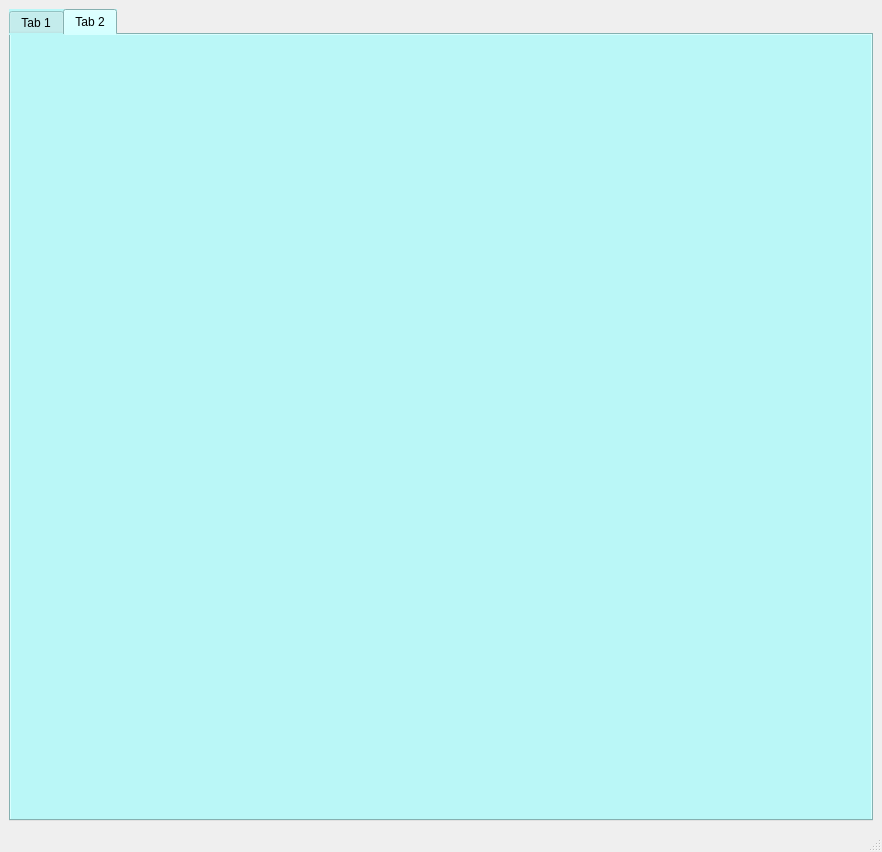
The window that interface.ui (Hvendrix/Laba1Python) describes before a commit, drawn with Qt 5.
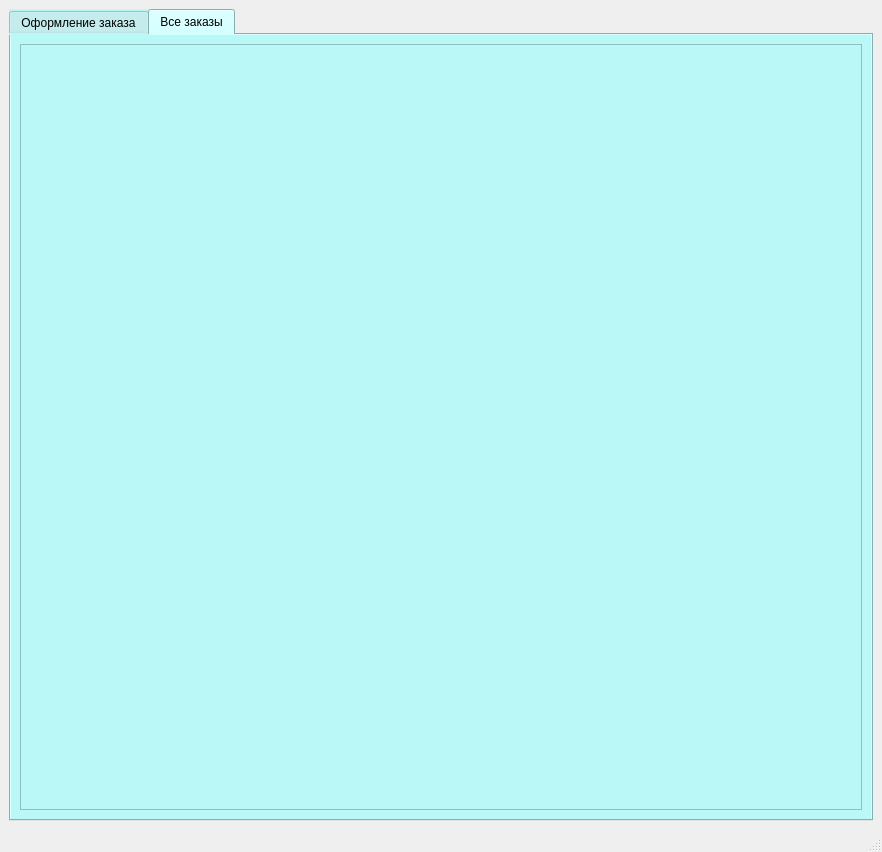
The same window after the commit. The open tabs and pages were chosen to show the change.

Commit message: add common table Заказы

Patch:
```diff
--- a/interface.ui
+++ b/interface.ui
@@ -25,7 +25,7 @@
       </property>
       <widget class="QWidget" name="tab">
        <attribute name="title">
-        <string>Tab 1</string>
+        <string>Оформление заказа</string>
        </attribute>
        <layout class="QGridLayout" name="gridLayout">
         <item row="1" column="0" colspan="3">
@@ -140,8 +140,13 @@
       </widget>
       <widget class="QWidget" name="tab_2">
        <attribute name="title">
-        <string>Tab 2</string>
+        <string>Все заказы</string>
        </attribute>
+       <layout class="QGridLayout" name="gridLayout_2">
+        <item row="0" column="0">
+         <widget class="QTableWidget" name="allOrdersTable"/>
+        </item>
+       </layout>
       </widget>
      </widget>
     </item>
```
The commit also changes 3 other files.
